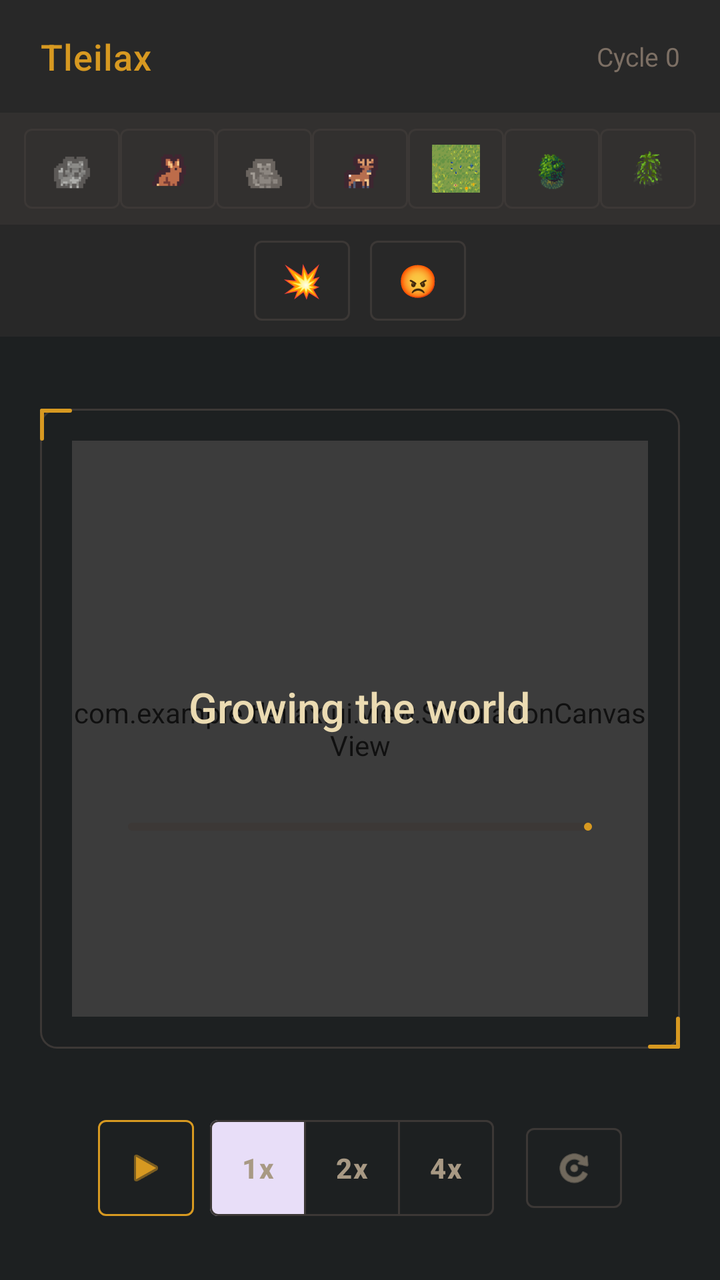
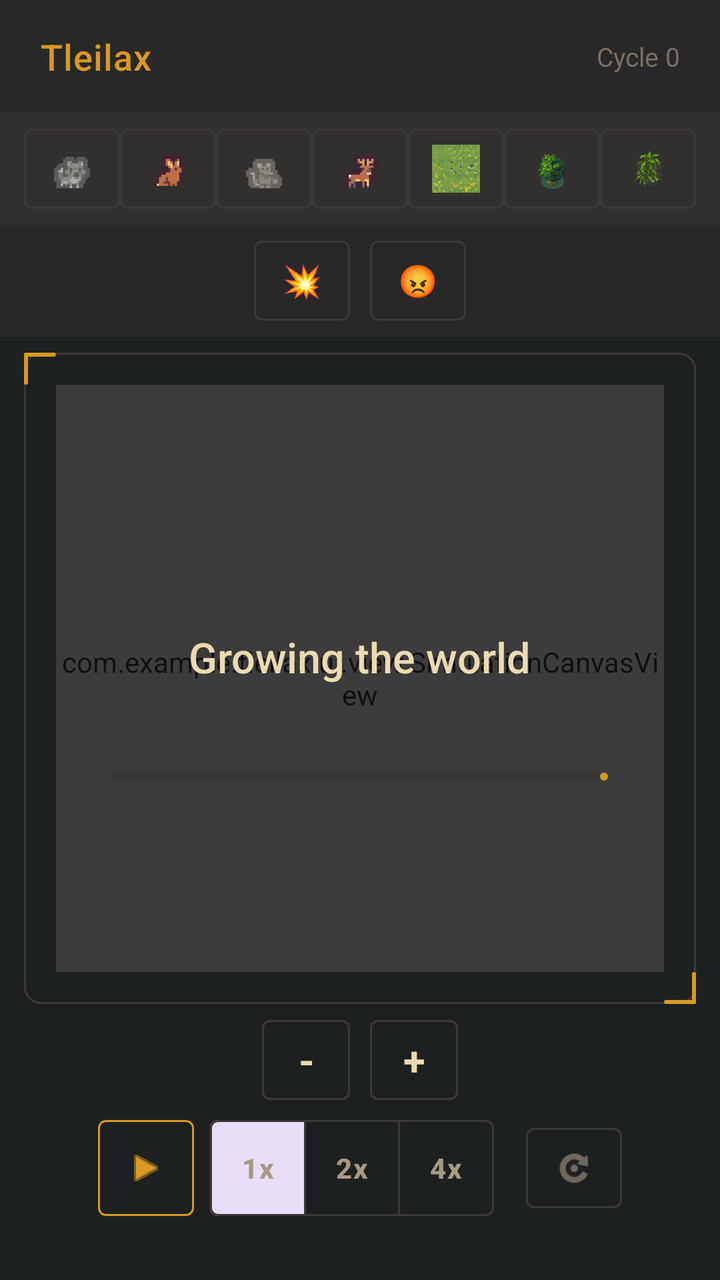

Screens rendered from an Android XML layout before and after an edit, with the pre-edit source and the edit as a unified diff.
<!-- AndroidManifest.xml: application theme Theme.Tleilax -->
<!-- res/layout/fragment_simulation.xml -->
<?xml version="1.0" encoding="utf-8"?>
<androidx.constraintlayout.widget.ConstraintLayout xmlns:android="http://schemas.android.com/apk/res/android"
    xmlns:app="http://schemas.android.com/apk/res-auto"
    android:layout_width="match_parent"
    android:layout_height="match_parent"
    android:background="@color/bg_dark">

    
    <LinearLayout
        android:id="@+id/status_header"
        android:layout_width="0dp"
        android:layout_height="wrap_content"
        android:orientation="horizontal"
        android:paddingHorizontal="20dp"
        android:paddingVertical="16dp"
        android:background="@color/bg_surface"
        android:gravity="center_vertical"
        app:layout_constraintTop_toTopOf="parent"
        app:layout_constraintStart_toStartOf="parent"
        app:layout_constraintEnd_toEndOf="parent">

        <TextView
            android:layout_width="wrap_content"
            android:layout_height="wrap_content"
            android:text="Tleilax"
            android:textColor="@color/accent_gold"
            android:fontFamily="sans-serif-medium"
            android:textSize="18sp"
            android:letterSpacing="0.02" />

        <View android:layout_width="0dp" android:layout_height="1dp" android:layout_weight="1" />

        <TextView
            android:id="@+id/text_tick_count"
            android:layout_width="wrap_content"
            android:layout_height="wrap_content"
            android:text="Cycle 0"
            android:textColor="@color/text_muted"
            android:fontFamily="sans-serif"
            android:textSize="13sp" />
    </LinearLayout>

    
    <LinearLayout
        android:id="@+id/species_toggle_group"
        android:layout_width="0dp"
        android:layout_height="wrap_content"
        android:orientation="horizontal"
        android:paddingHorizontal="12dp"
        android:paddingVertical="8dp"
        android:background="@color/bg_surface_elevated"
        app:layout_constraintTop_toBottomOf="@id/status_header"
        app:layout_constraintStart_toStartOf="parent"
        app:layout_constraintEnd_toEndOf="parent">

        <com.google.android.material.button.MaterialButton
            android:id="@+id/btn_wolf"
            style="@style/Widget.Tleilax.Button.Square"
            android:layout_width="0dp"
            android:layout_height="40dp"
            android:layout_weight="1"
            android:contentDescription="Wolf"
            android:text=""
            app:icon="@drawable/animal_wolf"
            app:iconGravity="textTop"
            app:iconPadding="0dp"
            app:iconSize="24dp"
            app:iconTint="@null" />

        <com.google.android.material.button.MaterialButton
            android:id="@+id/btn_rabbit"
            style="@style/Widget.Tleilax.Button.Square"
            android:layout_width="0dp"
            android:layout_height="40dp"
            android:layout_weight="1"
            android:contentDescription="Rabbit"
            android:text=""
            app:icon="@drawable/animal_rabbit"
            app:iconGravity="textTop"
            app:iconPadding="0dp"
            app:iconSize="24dp"
            app:iconTint="@null" />

        <com.google.android.material.button.MaterialButton
            android:id="@+id/btn_mouse"
            style="@style/Widget.Tleilax.Button.Square"
            android:layout_width="0dp"
            android:layout_height="40dp"
            android:layout_weight="1"
            android:contentDescription="Mouse"
            android:text=""
            app:icon="@drawable/animal_mouse"
            app:iconGravity="textTop"
            app:iconPadding="0dp"
            app:iconSize="24dp"
            app:iconTint="@null" />

        <com.google.android.material.button.MaterialButton
            android:id="@+id/btn_deer"
            style="@style/Widget.Tleilax.Button.Square"
            android:layout_width="0dp"
            android:layout_height="40dp"
            android:layout_weight="1"
            android:contentDescription="Deer"
            android:text=""
            app:icon="@drawable/animal_deer"
            app:iconGravity="textTop"
            app:iconPadding="0dp"
            app:iconSize="24dp"
            app:iconTint="@null" />

        <com.google.android.material.button.MaterialButton
            android:id="@+id/btn_grass"
            style="@style/Widget.Tleilax.Button.Square"
            android:layout_width="0dp"
            android:layout_height="40dp"
            android:layout_weight="1"
            android:contentDescription="Grass"
            android:text=""
            app:icon="@drawable/ground_grass"
            app:iconGravity="textTop"
            app:iconPadding="0dp"
            app:iconSize="24dp"
            app:iconTint="@null" />

        <com.google.android.material.button.MaterialButton
            android:id="@+id/btn_berry_bush"
            style="@style/Widget.Tleilax.Button.Square"
            android:layout_width="0dp"
            android:layout_height="40dp"
            android:layout_weight="1"
            android:contentDescription="Berry bush"
            android:text=""
            app:icon="@drawable/plant_bush_alive"
            app:iconGravity="textTop"
            app:iconPadding="0dp"
            app:iconSize="24dp"
            app:iconTint="@null" />

        <com.google.android.material.button.MaterialButton
            android:id="@+id/btn_tree"
            style="@style/Widget.Tleilax.Button.Square"
            android:layout_width="0dp"
            android:layout_height="40dp"
            android:layout_weight="1"
            android:contentDescription="Tree"
            android:text=""
            app:icon="@drawable/plant_tree_low_alive"
            app:iconGravity="textTop"
            app:iconPadding="0dp"
            app:iconSize="24dp"
            app:iconTint="@null" />

    </LinearLayout>

    <LinearLayout
        android:id="@+id/event_controls_group"
        android:layout_width="0dp"
        android:layout_height="wrap_content"
        android:background="@color/bg_surface"
        android:gravity="center"
        android:orientation="horizontal"
        android:paddingHorizontal="12dp"
        android:paddingVertical="8dp"
        app:layout_constraintTop_toBottomOf="@id/species_toggle_group"
        app:layout_constraintStart_toStartOf="parent"
        app:layout_constraintEnd_toEndOf="parent">

        <com.google.android.material.button.MaterialButton
            android:id="@+id/btn_event_disaster"
            style="@style/Widget.Tleilax.Button.Square"
            android:layout_width="48dp"
            android:layout_height="40dp"
            android:layout_marginEnd="10dp"
            android:contentDescription="@string/simulation_event_disaster"
            android:text="💥"
            android:textSize="16sp"
            android:textStyle="bold" />

        <com.google.android.material.button.MaterialButton
            android:id="@+id/btn_event_frenzy"
            style="@style/Widget.Tleilax.Button.Square"
            android:layout_width="48dp"
            android:layout_height="40dp"
            android:contentDescription="@string/simulation_event_frenzy"
            android:text="😡"
            android:textSize="16sp"
            android:textStyle="bold" />
    </LinearLayout>

    
    <FrameLayout
        android:id="@+id/canvas_frame"
        android:layout_width="0dp"
        android:layout_height="0dp"
        android:layout_margin="20dp"
        android:background="@drawable/canvas_border"
        app:layout_constraintDimensionRatio="1:1"
        app:layout_constraintBottom_toTopOf="@id/controls_bar"
        app:layout_constraintEnd_toEndOf="parent"
        app:layout_constraintStart_toStartOf="parent"
        app:layout_constraintTop_toBottomOf="@id/event_controls_group"
        app:layout_constraintVertical_bias="0.5">

        <com.example.tleilax.ui.view.SimulationCanvasView
            android:id="@+id/simulation_canvas"
            android:layout_width="match_parent"
            android:layout_height="match_parent"
            android:layout_margin="16dp" />

        <FrameLayout
            android:id="@+id/loading_overlay"
            android:layout_width="match_parent"
            android:layout_height="match_parent"
            android:layout_margin="16dp"
            android:background="@drawable/loading_canvas_scrim"
            android:clickable="true"
            android:focusable="true">

            <LinearLayout
                android:layout_width="match_parent"
                android:layout_height="match_parent"
                android:gravity="center"
                android:orientation="vertical"
                android:paddingHorizontal="28dp"
                android:paddingVertical="24dp">

                <TextView
                    android:id="@+id/text_loading_label"
                    android:layout_width="wrap_content"
                    android:layout_height="wrap_content"
                    android:textColor="@color/accent_gold"
                    android:fontFamily="monospace"
                    android:letterSpacing="0.08"
                    android:textSize="12sp" />

                <TextView
                    android:layout_width="wrap_content"
                    android:layout_height="wrap_content"
                    android:layout_marginTop="10dp"
                    android:text="@string/loading_title"
                    android:textColor="@color/text_primary"
                    android:fontFamily="sans-serif-medium"
                    android:textSize="21sp" />

                <TextView
                    android:id="@+id/text_loading_stage"
                    android:layout_width="wrap_content"
                    android:layout_height="wrap_content"
                    android:layout_marginTop="8dp"
                    android:textColor="@color/text_secondary"
                    android:fontFamily="monospace"
                    android:textSize="13sp" />

                <com.google.android.material.progressindicator.LinearProgressIndicator
                    android:id="@+id/progress_loading"
                    android:layout_width="match_parent"
                    android:layout_height="wrap_content"
                    android:layout_marginTop="18dp"
                    android:max="100"
                    android:progress="0"
                    app:indicatorColor="@color/accent_gold"
                    app:trackColor="@color/border_subtle" />
            </LinearLayout>
        </FrameLayout>
    </FrameLayout>

    
    <LinearLayout
        android:id="@+id/controls_bar"
        android:layout_width="wrap_content"
        android:layout_height="wrap_content"
        android:orientation="horizontal"
        android:gravity="center"
        android:paddingBottom="32dp"
        app:layout_constraintBottom_toBottomOf="parent"
        app:layout_constraintEnd_toEndOf="parent"
        app:layout_constraintStart_toStartOf="parent">

        
        <com.google.android.material.button.MaterialButton
            android:id="@+id/btn_play_pause"
            style="@style/Widget.Tleilax.Button.Accent"
            android:layout_width="48dp"
            android:layout_height="48dp"
            android:insetTop="0dp"
            android:insetBottom="0dp"
            app:icon="@android:drawable/ic_media_play"
            app:iconSize="20dp"
            app:iconGravity="textStart"
            app:iconPadding="0dp"
            app:iconTint="@color/accent_gold"
            app:rippleColor="@android:color/transparent" />

        <View android:layout_width="8dp" android:layout_height="0dp" />

        
        <com.google.android.material.button.MaterialButtonToggleGroup
            android:id="@+id/speed_toggle_group"
            android:layout_width="wrap_content"
            android:layout_height="wrap_content"
            app:singleSelection="true"
            app:selectionRequired="true"
            app:checkedButton="@id/btn_speed_1x">

            <com.google.android.material.button.MaterialButton
                android:id="@+id/btn_speed_1x"
                style="@style/Widget.Tleilax.Button.Segment"
                android:layout_width="48dp"
                android:layout_height="48dp"
                android:text="1x"
                android:textSize="14sp"
                android:textStyle="bold" />

            <com.google.android.material.button.MaterialButton
                android:id="@+id/btn_speed_2x"
                style="@style/Widget.Tleilax.Button.Segment"
                android:layout_width="48dp"
                android:layout_height="48dp"
                android:text="2x"
                android:textSize="14sp"
                android:textStyle="bold" />

            <com.google.android.material.button.MaterialButton
                android:id="@+id/btn_speed_4x"
                style="@style/Widget.Tleilax.Button.Segment"
                android:layout_width="48dp"
                android:layout_height="48dp"
                android:text="4x"
                android:textSize="14sp"
                android:textStyle="bold" />

        </com.google.android.material.button.MaterialButtonToggleGroup>

        <View android:layout_width="16dp" android:layout_height="0dp" />

        <com.google.android.material.button.MaterialButton
            android:id="@+id/btn_reset"
            style="@style/Widget.Tleilax.Button"
            android:layout_width="48dp"
            android:layout_height="48dp"
            app:icon="@android:drawable/ic_menu_rotate"
            app:iconGravity="textTop"
            app:iconPadding="0dp"
            app:iconSize="20dp"
            app:iconTint="@color/text_secondary" />
    </LinearLayout>

</androidx.constraintlayout.widget.ConstraintLayout>
<!-- resources referenced by this layout -->
<resources>
  <color name="accent_gold">#d79921</color>
  <color name="bg_dark">#1d2021</color>
  <color name="bg_surface">#282828</color>
  <color name="bg_surface_elevated">#32302f</color>
  <color name="border_subtle">#3c3836</color>
  <color name="text_muted">#7c6f64</color>
  <color name="text_primary">#ebdbb2</color>
  <color name="text_secondary">#a89984</color>
  <!-- drawable loading_canvas_scrim (drawable) -->
  <?xml version="1.0" encoding="utf-8"?>
  <layer-list xmlns:android="http://schemas.android.com/apk/res/android">
      <item>
          <shape android:shape="rectangle">
              <solid android:color="#A61A1A19" />
          </shape>
      </item>
  </layer-list>
  <string name="loading_title">Growing the world</string>
  <string name="simulation_event_disaster">Disaster</string>
  <string name="simulation_event_frenzy">Frenzy</string>
  <style name="Widget.Tleilax.Button" parent="Widget.Material3.Button.OutlinedButton">
          <item name="strokeColor">@color/border_subtle</item>
          <item name="strokeWidth">1dp</item>
          <item name="cornerRadius">4dp</item>
          <item name="android:textAllCaps">false</item>
          <item name="android:letterSpacing">0.05</item>
          <item name="android:fontFamily">sans-serif</item>
          <item name="android:textColor">@color/text_primary</item>
          <item name="rippleColor">@color/accent_gold</item>
      </style>
  <style name="Widget.Tleilax.Button.Accent" parent="Widget.Tleilax.Button">
          <item name="strokeColor">@color/accent_gold</item>
          <item name="android:textColor">@color/accent_gold</item>
      </style>
  <style name="Theme.Tleilax" parent="Base.Theme.Tleilax" />
  <style name="Base.Theme.Tleilax" parent="Theme.Material3.DayNight.NoActionBar">
          <item name="android:windowBackground">@color/bg_dark</item>
          <item name="colorPrimary">@color/accent_gold</item>
          <item name="colorOnPrimary">@color/bg_dark</item>
          <item name="colorSecondary">@color/accent_gold_bright</item>
          <item name="colorSurface">@color/bg_surface</item>
          <item name="android:textColorPrimary">@color/text_primary</item>
          <item name="android:textColorSecondary">@color/text_secondary</item>
  
          
          <item name="materialButtonStyle">@style/Widget.Tleilax.Button</item>
          <item name="bottomNavigationStyle">@style/Widget.Tleilax.BottomNavigation</item>
      </style>
  <color name="accent_gold_bright">#fabd2f</color>
  <style name="Widget.Tleilax.BottomNavigation" parent="Widget.Material3.BottomNavigationView">
          <item name="backgroundTint">@color/bg_surface</item>
          <item name="itemIconTint">@color/nav_item_color</item>
          <item name="itemTextColor">@color/nav_item_color</item>
          <item name="itemRippleColor">@color/accent_gold</item>
          <item name="labelVisibilityMode">unlabeled</item>
          <item name="itemPaddingTop">4dp</item>
          <item name="itemPaddingBottom">4dp</item>
          <item name="itemTextAppearanceActive">@style/TextAppearance.Tleilax.Nav.Active</item>
          <item name="itemTextAppearanceInactive">@style/TextAppearance.Tleilax.Nav.Inactive</item>
      </style>
  <style name="TextAppearance.Tleilax.Nav.Active" parent="TextAppearance.Material3.LabelMedium">
          <item name="android:textStyle">bold</item>
          <item name="android:textColor">@color/accent_gold</item>
      </style>
  <style name="TextAppearance.Tleilax.Nav.Inactive" parent="TextAppearance.Material3.LabelMedium">
          <item name="android:textColor">@color/text_muted</item>
      </style>
  <!-- unchanged entries left out for length: 10 -->
</resources>

<!-- the commit's change to res/layout/fragment_simulation.xml (unified diff, before → after) -->
@@ -193,14 +193,15 @@
         android:id="@+id/canvas_frame"
         android:layout_width="0dp"
         android:layout_height="0dp"
-        android:layout_margin="20dp"
+        android:layout_marginStart="12dp"
+        android:layout_marginTop="8dp"
+        android:layout_marginEnd="12dp"
+        android:layout_marginBottom="8dp"
         android:background="@drawable/canvas_border"
-        app:layout_constraintDimensionRatio="1:1"
-        app:layout_constraintBottom_toTopOf="@id/controls_bar"
+        app:layout_constraintBottom_toTopOf="@id/zoom_controls_bar"
         app:layout_constraintEnd_toEndOf="parent"
         app:layout_constraintStart_toStartOf="parent"
-        app:layout_constraintTop_toBottomOf="@id/event_controls_group"
-        app:layout_constraintVertical_bias="0.5">
+        app:layout_constraintTop_toBottomOf="@id/event_controls_group">
 
         <com.example.tleilax.ui.view.SimulationCanvasView
             android:id="@+id/simulation_canvas"
@@ -265,6 +266,42 @@
         </FrameLayout>
     </FrameLayout>
 
+    <LinearLayout
+        android:id="@+id/zoom_controls_bar"
+        android:layout_width="wrap_content"
+        android:layout_height="wrap_content"
+        android:gravity="center"
+        android:orientation="horizontal"
+        android:paddingBottom="10dp"
+        app:layout_constraintBottom_toTopOf="@id/controls_bar"
+        app:layout_constraintEnd_toEndOf="parent"
+        app:layout_constraintStart_toStartOf="parent">
+
+        <com.google.android.material.button.MaterialButton
+            android:id="@+id/btn_zoom_out"
+            style="@style/Widget.Tleilax.Button.Square"
+            android:layout_width="44dp"
+            android:layout_height="40dp"
+            android:contentDescription="@string/simulation_zoom_out"
+            android:text="-"
+            android:textSize="20sp"
+            android:textStyle="bold" />
+
+        <View
+            android:layout_width="10dp"
+            android:layout_height="0dp" />
+
+        <com.google.android.material.button.MaterialButton
+            android:id="@+id/btn_zoom_in"
+            style="@style/Widget.Tleilax.Button.Square"
+            android:layout_width="44dp"
+            android:layout_height="40dp"
+            android:contentDescription="@string/simulation_zoom_in"
+            android:text="+"
+            android:textSize="20sp"
+            android:textStyle="bold" />
+    </LinearLayout>
+
     
     <LinearLayout
         android:id="@+id/controls_bar"
<!-- resource entries referenced after the edit -->
@@ -20,6 +20,8 @@
   <string name="loading_title">Growing the world</string>
   <string name="simulation_event_disaster">Disaster</string>
   <string name="simulation_event_frenzy">Frenzy</string>
+  <string name="simulation_zoom_in">Zoom in</string>
+  <string name="simulation_zoom_out">Zoom out</string>
   <style name="Widget.Tleilax.Button" parent="Widget.Material3.Button.OutlinedButton">
           <item name="strokeColor">@color/border_subtle</item>
           <item name="strokeWidth">1dp</item>
